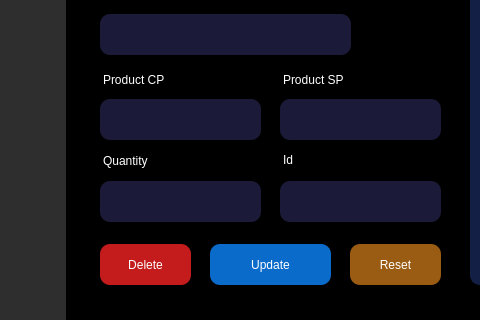
JinxSeven/retail-manager-lite, file assets/uiux/rma.ui: the form before one commit; both pictures show x 0 to 480 and y 287 to 607 of the 988 by 725 pixel window.
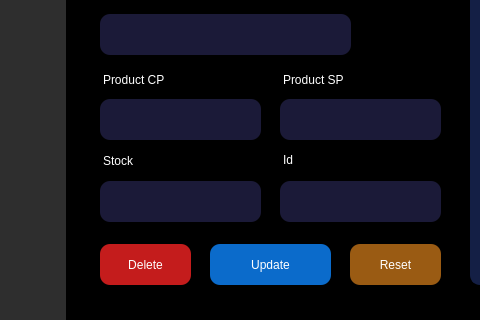
The form after the commit. The open tabs and pages were chosen to show the change. Icons and pictures are not drawn.

```diff
--- a/assets/uiux/rma.ui
+++ b/assets/uiux/rma.ui
@@ -1825,7 +1825,7 @@
 color: white</string>
       </property>
       <property name="text">
-       <string>Quantity</string>
+       <string>Stock</string>
       </property>
      </widget>
      <widget class="QComboBox" name="prodModNameSel">
```
